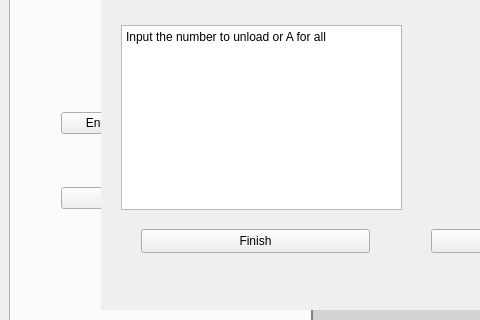
limesoda314/CS179M-Project, file forms/MainWindow.ui: the form before one commit; both pictures show x 0 to 480 and y 196 to 516 of the 812 by 629 pixel window.
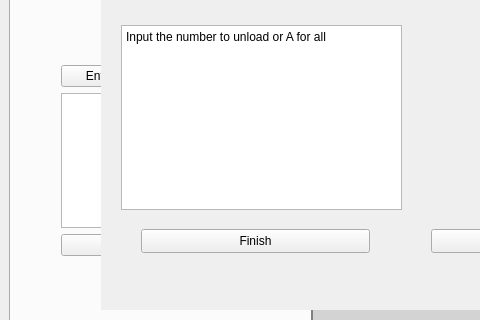
The form after the commit.

```diff
--- a/forms/MainWindow.ui
+++ b/forms/MainWindow.ui
@@ -251,7 +251,10 @@
                   </widget>
                  </item>
                  <item>
-                  <widget class="QPushButton" name="next_move">
+                  <widget class="QPlainTextEdit" name="transfer_update_coords_text"/>
+                 </item>
+                 <item>
+                  <widget class="QPushButton" name="transfer_next_move_button">
                    <property name="text">
                     <string>Next Move</string>
                    </property>
```
Left out of the diff: 3 changed lines with no effect on the pictures.
